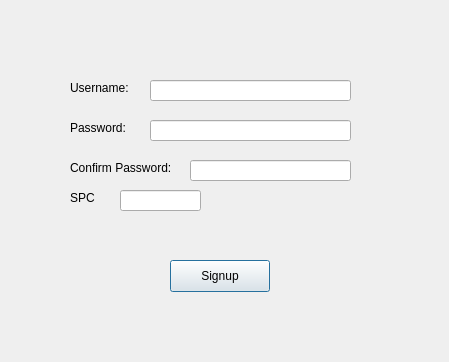
Above: LibraryManagementSystem/adminsignupwindow.ui from omar-rabeh-18/LibraryManagementSystem before the change. Below: the same form after it.
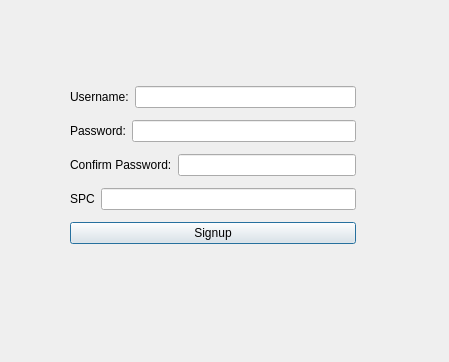
That is the form after the change.

Diff of the .ui file:
```diff
--- a/LibraryManagementSystem/adminsignupwindow.ui
+++ b/LibraryManagementSystem/adminsignupwindow.ui
@@ -13,119 +13,92 @@
   <property name="windowTitle">
    <string>Dialog</string>
   </property>
-  <widget class="QLabel" name="confirmPasswordLabel">
+  <widget class="QWidget" name="">
    <property name="geometry">
     <rect>
      <x>70</x>
-     <y>160</y>
-     <width>121</width>
-     <height>16</height>
+     <y>80</y>
+     <width>286</width>
+     <height>171</height>
     </rect>
    </property>
-   <property name="text">
-    <string>Confirm Password:</string>
-   </property>
-  </widget>
+   <layout class="QVBoxLayout" name="verticalLayout">
+    <item>
+     <layout class="QHBoxLayout" name="horizontalLayout">
+      <item>
   <widget class="QLabel" name="usernameLabel">
-   <property name="geometry">
-    <rect>
-     <x>70</x>
-     <y>80</y>
-     <width>71</width>
-     <height>16</height>
-    </rect>
-   </property>
    <property name="text">
     <string>Username:</string>
    </property>
   </widget>
-  <widget class="QLineEdit" name="passwordLineEdit">
-   <property name="geometry">
-    <rect>
-     <x>150</x>
-     <y>120</y>
-     <width>201</width>
-     <height>21</height>
-    </rect>
-   </property>
-   <property name="echoMode">
-    <enum>QLineEdit::Password</enum>
-   </property>
-  </widget>
+      </item>
+      <item>
+       <widget class="QLineEdit" name="usernameLineEdit"/>
+      </item>
+     </layout>
+    </item>
+    <item>
+     <layout class="QHBoxLayout" name="horizontalLayout_2">
+      <item>
   <widget class="QLabel" name="passwordLabel">
-   <property name="geometry">
-    <rect>
-     <x>70</x>
-     <y>120</y>
-     <width>71</width>
-     <height>16</height>
-    </rect>
-   </property>
    <property name="text">
     <string>Password:</string>
    </property>
   </widget>
-  <widget class="QPushButton" name="signupPushButton">
-   <property name="geometry">
-    <rect>
-     <x>170</x>
-     <y>260</y>
-     <width>100</width>
-     <height>32</height>
-    </rect>
-   </property>
+      </item>
+      <item>
+       <widget class="QLineEdit" name="passwordLineEdit">
+        <property name="echoMode">
+         <enum>QLineEdit::Password</enum>
+        </property>
+       </widget>
+      </item>
+     </layout>
+    </item>
+    <item>
+     <layout class="QHBoxLayout" name="horizontalLayout_3">
+      <item>
+       <widget class="QLabel" name="confirmPasswordLabel">
    <property name="text">
-    <string>Signup</string>
-   </property>
-  </widget>
-  <widget class="QLineEdit" name="usernameLineEdit">
-   <property name="geometry">
-    <rect>
-     <x>150</x>
-     <y>80</y>
-     <width>201</width>
-     <height>21</height>
-    </rect>
-   </property>
-  </widget>
+         <string>Confirm Password:</string>
+        </property>
+       </widget>
+      </item>
+      <item>
   <widget class="QLineEdit" name="confirmPasswordLineEdit">
-   <property name="geometry">
-    <rect>
-     <x>190</x>
-     <y>160</y>
-     <width>161</width>
-     <height>21</height>
-    </rect>
-   </property>
    <property name="echoMode">
     <enum>QLineEdit::Password</enum>
    </property>
   </widget>
+      </item>
+     </layout>
+    </item>
+    <item>
+     <layout class="QHBoxLayout" name="horizontalLayout_4">
+      <item>
   <widget class="QLabel" name="confirmPasswordLabel_2">
-   <property name="geometry">
-    <rect>
-     <x>70</x>
-     <y>190</y>
-     <width>31</width>
-     <height>16</height>
-    </rect>
-   </property>
    <property name="text">
     <string>SPC</string>
    </property>
   </widget>
+      </item>
+      <item>
   <widget class="QLineEdit" name="confirmPasswordLineEdit_2">
-   <property name="geometry">
-    <rect>
-     <x>120</x>
-     <y>190</y>
-     <width>81</width>
-     <height>21</height>
-    </rect>
-   </property>
    <property name="echoMode">
     <enum>QLineEdit::Password</enum>
    </property>
+       </widget>
+      </item>
+     </layout>
+    </item>
+    <item>
+     <widget class="QPushButton" name="signupPushButton">
+      <property name="text">
+       <string>Signup</string>
+      </property>
+     </widget>
+    </item>
+   </layout>
   </widget>
  </widget>
  <resources/>
```
Lines whose indentation alone changed are shown as unchanged.
